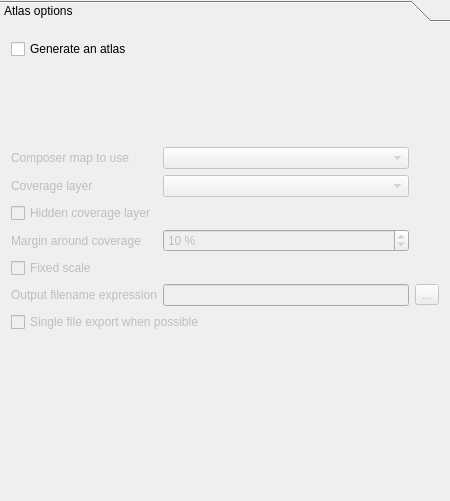
Old version of the form src/ui/qgsatlascompositionwidgetbase.ui in the repository qgis/QGIS.
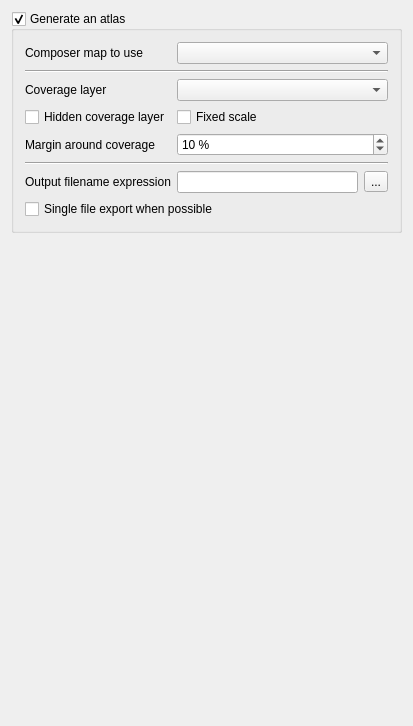
New version of the form. Custom widgets are drawn as their Qt base class.

Commit message: Update of composer item's GUI

```diff
--- a/src/ui/qgsatlascompositionwidgetbase.ui
+++ b/src/ui/qgsatlascompositionwidgetbase.ui
@@ -6,8 +6,8 @@
    <rect>
     <x>0</x>
     <y>0</y>
-    <width>450</width>
-    <height>501</height>
+    <width>413</width>
+    <height>726</height>
    </rect>
   </property>
   <property name="sizePolicy">
@@ -19,64 +19,57 @@
   <property name="windowTitle">
    <string>Atlas generation</string>
   </property>
-  <layout class="QGridLayout" name="gridLayout_8">
-   <property name="margin">
-    <number>0</number>
-   </property>
-   <item row="0" column="0">
-    <widget class="QToolBox" name="toolBox">
-     <property name="lineWidth">
-      <number>0</number>
-     </property>
-     <property name="currentIndex">
-      <number>0</number>
-     </property>
-     <widget class="QWidget" name="page_4">
-      <property name="geometry">
-       <rect>
-        <x>0</x>
-        <y>0</y>
-        <width>450</width>
-        <height>470</height>
-       </rect>
-      </property>
-      <attribute name="label">
-       <string>Atlas options</string>
-      </attribute>
-      <layout class="QGridLayout" name="gridLayout_9">
-       <item row="2" column="0">
-        <widget class="QFrame" name="mAtlasFrame">
-         <property name="enabled">
-          <bool>false</bool>
-         </property>
-         <property name="sizePolicy">
-          <sizepolicy hsizetype="Preferred" vsizetype="Preferred">
-           <horstretch>0</horstretch>
-           <verstretch>1</verstretch>
-          </sizepolicy>
-         </property>
-         <property name="autoFillBackground">
-          <bool>false</bool>
-         </property>
-         <property name="frameShape">
-          <enum>QFrame::NoFrame</enum>
-         </property>
-         <property name="frameShadow">
-          <enum>QFrame::Raised</enum>
-         </property>
-         <property name="lineWidth">
-          <number>0</number>
-         </property>
          <layout class="QVBoxLayout" name="verticalLayout">
-          <property name="spacing">
-           <number>6</number>
-          </property>
-          <property name="margin">
-           <number>0</number>
-          </property>
           <item>
-           <layout class="QGridLayout" name="gridLayout_7" rowstretch="0,0,0,0,0,0,0,0,0" columnstretch="0,0,0">
-            <item row="2" column="0" colspan="2">
+    <widget class="QgsCollapsibleGroupBox" name="mUseAtlasGroupBox">
+     <property name="sizePolicy">
+      <sizepolicy hsizetype="Preferred" vsizetype="Maximum">
+       <horstretch>0</horstretch>
+       <verstretch>0</verstretch>
+      </sizepolicy>
+     </property>
+     <property name="title">
+      <string>Generate an atlas</string>
+     </property>
+     <property name="checkable">
+      <bool>true</bool>
+     </property>
+     <layout class="QFormLayout" name="formLayout">
+      <property name="fieldGrowthPolicy">
+       <enum>QFormLayout::AllNonFixedFieldsGrow</enum>
+      </property>
+      <item row="0" column="0">
+       <widget class="QLabel" name="mComposerMapToUseLabel">
+        <property name="text">
+         <string>Composer map to use</string>
+        </property>
+       </widget>
+      </item>
+      <item row="0" column="1">
+       <widget class="QComboBox" name="mComposerMapComboBox"/>
+      </item>
+      <item row="1" column="0" colspan="2">
+       <widget class="Line" name="mLine_1">
+        <property name="orientation">
+         <enum>Qt::Horizontal</enum>
+        </property>
+       </widget>
+      </item>
+      <item row="2" column="0">
+       <widget class="QLabel" name="mCoverageLayerLabel">
+        <property name="text">
+         <string>Coverage layer</string>
+        </property>
+       </widget>
+      </item>
+      <item row="2" column="1">
+       <widget class="QComboBox" name="mAtlasCoverageLayerComboBox">
+        <property name="contextMenuPolicy">
+         <enum>Qt::NoContextMenu</enum>
+        </property>
+       </widget>
+      </item>
+      <item row="3" column="0">
              <widget class="QCheckBox" name="mAtlasHideCoverageCheckBox">
               <property name="toolTip">
                <string>Hide the coverage layer when generating the output</string>
@@ -86,20 +79,20 @@
               </property>
              </widget>
             </item>
+      <item row="3" column="1">
+       <widget class="QCheckBox" name="mAtlasFixedScaleCheckBox">
+        <property name="text">
+         <string>Fixed scale</string>
+        </property>
+       </widget>
+      </item>
             <item row="4" column="0">
-             <widget class="QLabel" name="label">
+       <widget class="QLabel" name="mMarginAroundCoverageLabel">
               <property name="text">
                <string>Margin around coverage</string>
               </property>
              </widget>
             </item>
-            <item row="7" column="0">
-             <widget class="QLabel" name="label_5">
-              <property name="text">
-               <string>Output filename expression</string>
-              </property>
-             </widget>
-            </item>
             <item row="4" column="1">
              <widget class="QSpinBox" name="mAtlasMarginSpinBox">
               <property name="suffix">
@@ -113,86 +106,71 @@
               </property>
              </widget>
             </item>
-            <item row="7" column="2">
+      <item row="5" column="0" colspan="2">
+       <widget class="Line" name="mLine_2">
+        <property name="frameShadow">
+         <enum>QFrame::Sunken</enum>
+        </property>
+        <property name="orientation">
+         <enum>Qt::Horizontal</enum>
+        </property>
+       </widget>
+      </item>
+      <item row="6" column="0">
+       <widget class="QLabel" name="mOutputNameLabel">
+        <property name="text">
+         <string>Output filename expression</string>
+        </property>
+       </widget>
+      </item>
+      <item row="6" column="1">
+       <layout class="QHBoxLayout" name="horizontalLayout">
+        <item>
+         <widget class="QLineEdit" name="mAtlasFilenamePatternEdit"/>
+        </item>
+        <item>
              <widget class="QToolButton" name="mAtlasFilenameExpressionButton">
               <property name="text">
                <string>...</string>
               </property>
              </widget>
             </item>
-            <item row="7" column="1">
-             <widget class="QLineEdit" name="mAtlasFilenamePatternEdit"/>
-            </item>
-            <item row="1" column="0">
-             <widget class="QLabel" name="label_6">
-              <property name="text">
-               <string>Coverage layer</string>
-              </property>
-             </widget>
-            </item>
-            <item row="1" column="1">
-             <widget class="QComboBox" name="mAtlasCoverageLayerComboBox">
-              <property name="contextMenuPolicy">
-               <enum>Qt::NoContextMenu</enum>
-              </property>
-             </widget>
-            </item>
-            <item row="5" column="0" colspan="2">
-             <widget class="QCheckBox" name="mAtlasFixedScaleCheckBox">
-              <property name="text">
-               <string>Fixed scale</string>
-              </property>
-             </widget>
-            </item>
-            <item row="8" column="0" colspan="2">
+       </layout>
+      </item>
+      <item row="7" column="0" colspan="2">
              <widget class="QCheckBox" name="mAtlasSingleFileCheckBox">
               <property name="text">
                <string>Single file export when possible</string>
               </property>
              </widget>
             </item>
-            <item row="0" column="1">
-             <widget class="QComboBox" name="mComposerMapComboBox"/>
-            </item>
-            <item row="0" column="0">
-             <widget class="QLabel" name="label_2">
-              <property name="text">
-               <string>Composer map to use</string>
-              </property>
-             </widget>
-            </item>
-           </layout>
-          </item>
-         </layout>
-        </widget>
-       </item>
-       <item row="5" column="0">
-        <spacer name="verticalSpacer_5">
+     </layout>
+    </widget>
+   </item>
+   <item>
+    <spacer name="verticalSpacer">
          <property name="orientation">
           <enum>Qt::Vertical</enum>
          </property>
          <property name="sizeHint" stdset="0">
           <size>
            <width>20</width>
-           <height>76</height>
+       <height>40</height>
           </size>
          </property>
         </spacer>
        </item>
-       <item row="0" column="0">
-        <widget class="QCheckBox" name="mUseAtlasCheckBox">
-         <property name="text">
-          <string>Generate an atlas</string>
-         </property>
-        </widget>
-       </item>
-      </layout>
-     </widget>
-    </widget>
-   </item>
   </layout>
  </widget>
  <layoutdefault spacing="6" margin="11"/>
+ <customwidgets>
+  <customwidget>
+   <class>QgsCollapsibleGroupBox</class>
+   <extends>QGroupBox</extends>
+   <header location="global">qgscollapsiblegroupbox.h</header>
+   <container>1</container>
+  </customwidget>
+ </customwidgets>
  <resources/>
  <connections/>
 </ui>
```
Lines whose indentation alone changed are shown as unchanged. The commit also changes 41 other files.
